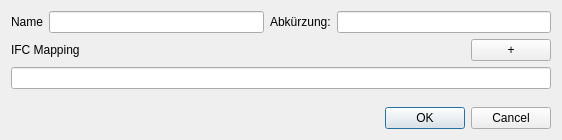
c-mellueh/SOM-Toolkit, file som_gui/qt_designs/ObjectInfoWidget.ui: the form before one commit.
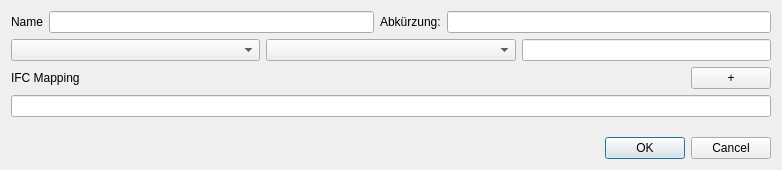
The form after the commit.

Commit message: improve settings window

```diff
--- a/som_gui/qt_designs/ObjectInfoWidget.ui
+++ b/som_gui/qt_designs/ObjectInfoWidget.ui
@@ -6,8 +6,8 @@
    <rect>
     <x>0</x>
     <y>0</y>
-    <width>562</width>
-    <height>140</height>
+    <width>782</width>
+    <height>170</height>
    </rect>
   </property>
   <property name="sizePolicy">
@@ -44,6 +44,26 @@
      </item>
     </layout>
    </item>
+   <item>
+    <layout class="QHBoxLayout" name="layout_ident_attribute">
+     <item>
+      <widget class="QComboBox" name="combo_box_pset"/>
+     </item>
+     <item>
+      <widget class="QComboBox" name="combo_box_attribute"/>
+     </item>
+     <item>
+      <widget class="QLineEdit" name="line_edit_attribute_value">
+       <property name="sizePolicy">
+        <sizepolicy hsizetype="Minimum" vsizetype="Fixed">
+         <horstretch>0</horstretch>
+         <verstretch>0</verstretch>
+        </sizepolicy>
+       </property>
+      </widget>
+     </item>
+    </layout>
+   </item>
    <item>
     <layout class="QHBoxLayout" name="horizontal_layout_ifc">
      <item>
```
The commit also changes 3 other files.
